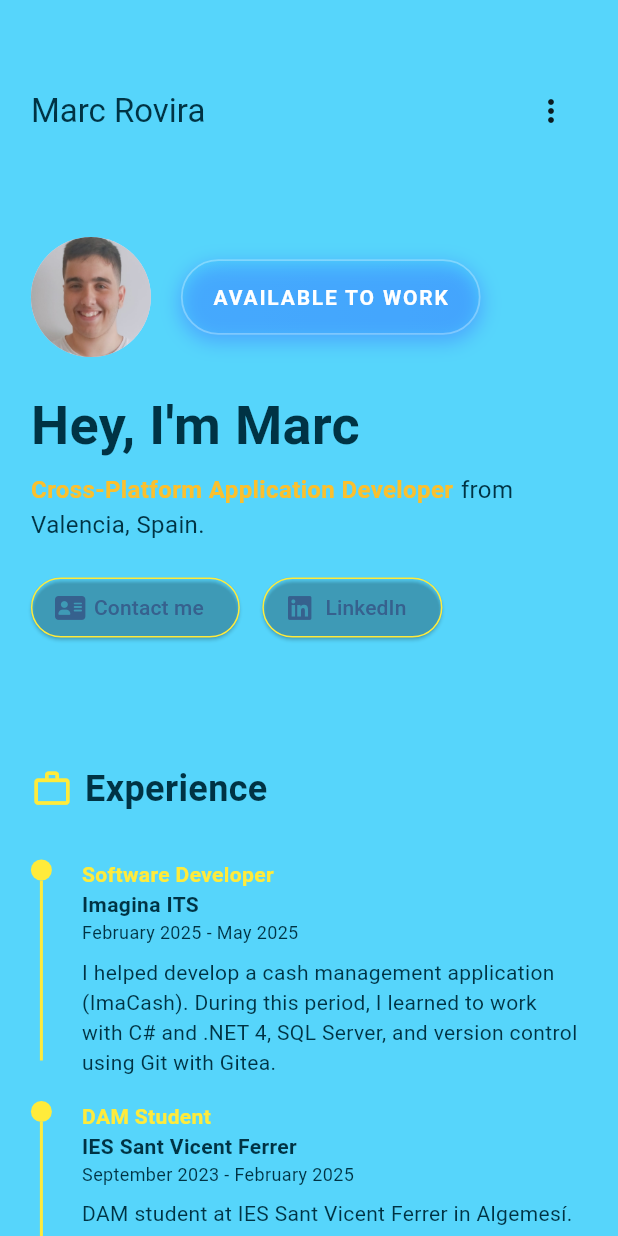
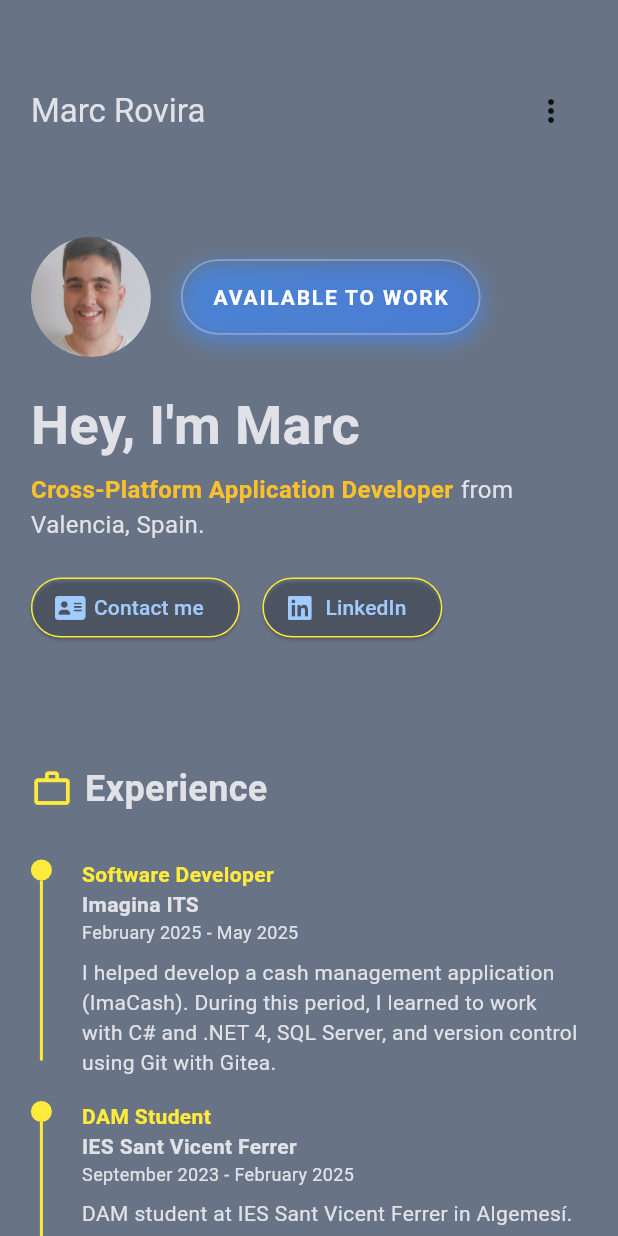
Before and after one commit to MarcRoviraP/portfoliov2, a Flutter app: the screen it shows after launch, on a phone screen of 412 x 824 dp. Run offline on Flutter 3.47's test engine with Material 3 defaults, Android fonts, the light colour scheme and no system bars; our stand-ins replace easy_localization, font_awesome_flutter, get; missing offline and left inert: dart:html.

Commit message:
Update color scheme in MaterialTheme for improved aesthetics and contrast

```diff
--- a/portfoliov2/lib/theme.dart
+++ b/portfoliov2/lib/theme.dart
@@ -7,33 +7,32 @@ class MaterialTheme {
   static ColorScheme lightScheme() {
     return const ColorScheme(
       brightness: Brightness.light,
-      primary: Color(0xff36618e),
-      surfaceTint: Color(0xff36618e),
-      onPrimary: Color(0xffffffff),
-      primaryContainer: Color(0xffd1e4ff),
-      onPrimaryContainer: Color(0xff1a4975),
-      secondary: Color(0xff535f70),
-      onSecondary: Color(0xffffffff),
-      secondaryContainer: Color(0xffd7e3f8),
-      onSecondaryContainer: Color(0xff3b4858),
-      tertiary: Color(0xff6b5778),
-      onTertiary: Color(0xffffffff),
-      tertiaryContainer: Color(0xfff3daff),
-      onTertiaryContainer: Color(0xff523f5f),
-      error: Color(0xffba1a1a),
-      onError: Color(0xffffffff),
-      errorContainer: Color(0xffffdad6),
-      onErrorContainer: Color(0xff93000a),
-      surface: Color(0xFF56D5FB), // Aquí el fondo celeste
-      onSurface: Color(0xFF003344), // Color oscuro para textos sobre el fondo
-      background: Color(0xFF56D5FB), // Mismo color de fondo para toda la app
-      onBackground: Color(0xFF003344), // Texto sobre fondo
-      // Resto de colores igual o ajusta para mejorar contraste
-      outline: Color(0xFF003344), // Contornos con contraste
-      shadow: Color(0xFF000000),
-      scrim: Color(0xFF000000),
-      inverseSurface: Color(0xFF003344),
-      inversePrimary: Color(0xFFa1cafd),
+      primary: Color(0xffa1cafd),
+      surfaceTint: Color(0xffa1cafd),
+      onPrimary: Color(0xff003259),
+      primaryContainer: Color(0xff1a4975),
+      onPrimaryContainer: Color(0xffd1e4ff),
+      secondary: Color(0xffbbc7db),
+      onSecondary: Color(0xff253140),
+      secondaryContainer: Color(0xff3b4858),
+      onSecondaryContainer: Color(0xffd7e3f8),
+      tertiary: Color(0xffd7bee4),
+      onTertiary: Color(0xff3b2948),
+      tertiaryContainer: Color(0xff523f5f),
+      onTertiaryContainer: Color(0xfff3daff),
+      error: Color(0xffffb4ab),
+      onError: Color(0xff690005),
+      errorContainer: Color(0xff93000a),
+      onErrorContainer: Color(0xffffdad6),
+      surface: Color.fromARGB(255, 104, 116, 133),
+      onSurface: Color(0xffe1e2e8),
+      onSurfaceVariant: Color(0xffc3c6cf),
+      outline: Color(0xff8d9199),
+      outlineVariant: Color(0xff43474e),
+      shadow: Color(0xff000000),
+      scrim: Color(0xff000000),
+      inverseSurface: Color(0xffe1e2e8),
+      inversePrimary: Color(0xff36618e),
       primaryFixed: Color(0xffd1e4ff),
       onPrimaryFixed: Color(0xff001d36),
       primaryFixedDim: Color(0xffa1cafd),
@@ -46,13 +45,13 @@ class MaterialTheme {
       onTertiaryFixed: Color(0xff251431),
       tertiaryFixedDim: Color(0xffd7bee4),
       onTertiaryFixedVariant: Color(0xff523f5f),
-      surfaceDim: Color(0xffd8dae0),
-      surfaceBright: Color(0xfff8f9ff),
-      surfaceContainerLowest: Color(0xffffffff),
-      surfaceContainerLow: Color(0xfff2f3fa),
-      surfaceContainer: Color(0xffeceef4),
-      surfaceContainerHigh: Color(0xffe6e8ee),
-      surfaceContainerHighest: Color(0xffe1e2e8),
+      surfaceDim: Color(0xff111418),
+      surfaceBright: Color(0xff36393e),
+      surfaceContainerLowest: Color(0xff0b0e13),
+      surfaceContainerLow: Color(0xff191c20),
+      surfaceContainer: Color(0xff1d2024),
+      surfaceContainerHigh: Color(0xff272a2f),
+      surfaceContainerHighest: Color(0xff32353a),
     );
   }
 
```
